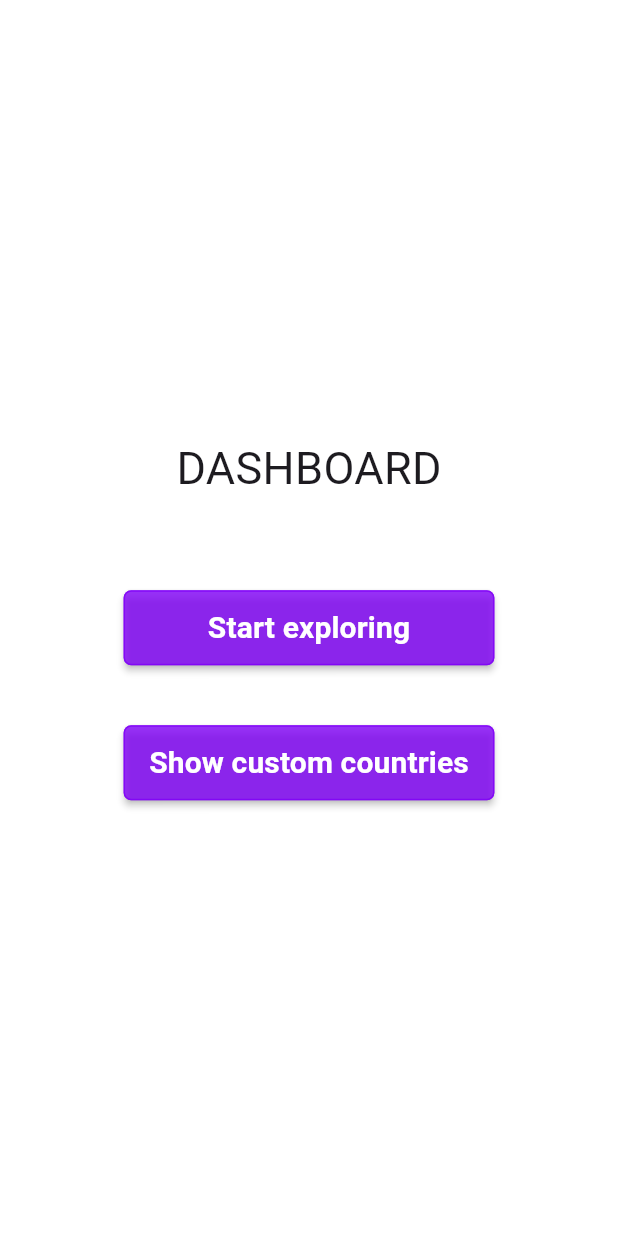
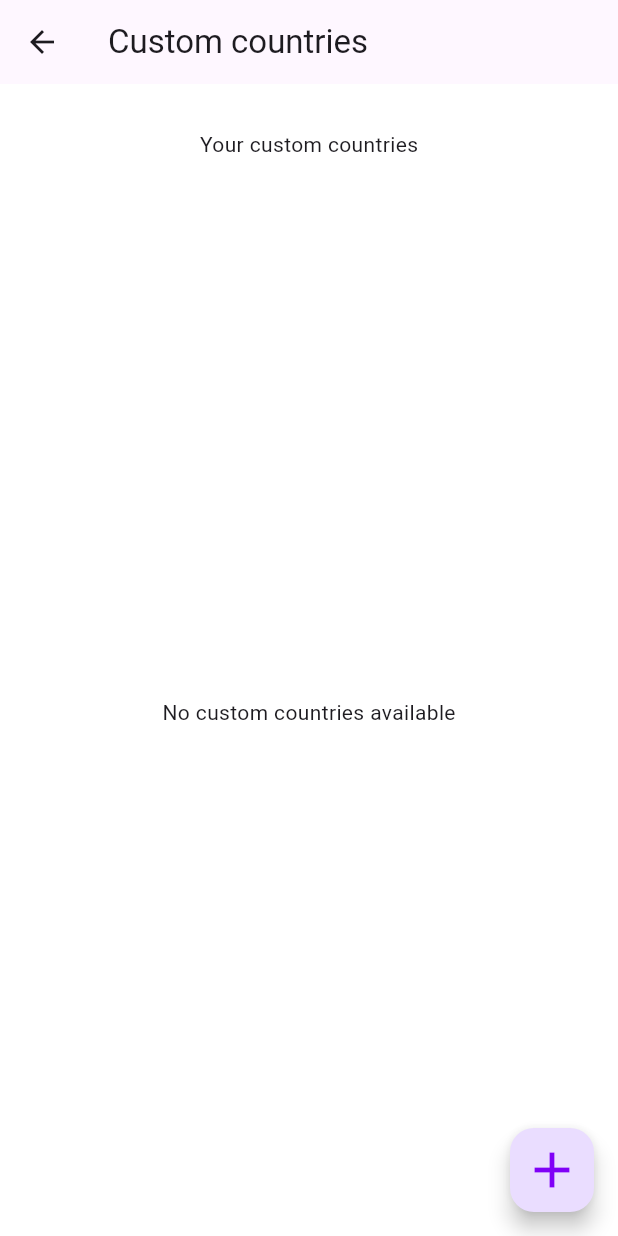
Before and after one commit to sazzad3802/country-app, a Flutter app: the LoginView screen opened by its route, after a tap on "LOGIN", after a tap on "Show custom countries", on a phone screen of 412 x 824 dp. Run offline on Flutter 3.47's test engine with Material 3 defaults, Android fonts, the phone set to English and light mode, and no system bars; drawn by our look-alikes of auto_size_text; our stand-ins replace connectivity_plus, dio, drift, flutter_svg, fluttertoast, get and 2 more; accounts and stored records are empty; generated files the repository leaves out were written again.

Commit message:
custom cuntries crud operation implemented in local db

```diff
--- a/lib/app/bindings/dao_bindings.dart
+++ b/lib/app/bindings/dao_bindings.dart
@@ -1,8 +1,9 @@
+import 'package:country_app/app/data/database/dao/country_dao.dart';
 import 'package:get/get.dart';
 
 class DaoBindings extends Bindings {
   @override
   void dependencies() {
-    ///dao
-   }
+    Get.lazyPut<CountryDao>(() => CountryDao(), fenix: true);
+  }
 }
--- a/lib/app/core/values/app_string.dart
+++ b/lib/app/core/values/app_string.dart
@@ -6,4 +6,5 @@ class AppString {
   static const String countryCode = "countryCode";
 
   static const String regionObj = "regionObject";
+  static const String customCountryObj = "customCountryObject";
 }
--- /dev/null
+++ b/lib/app/data/models/custom_country.dart
@@ -0,0 +1,65 @@
+import 'package:country_app/app/data/database/database_provider.dart';
+import 'package:drift/drift.dart' as drift;
+
+List<CustomCountry> countryItemsFromDtos(List<CountryDtoData> dtos) =>
+    List<CustomCountry>.from(
+        dtos.map((dto) => CustomCountry.fromCountryDto(dto)));
+
+class CustomCountry {
+  int? gid;
+  String? name;
+  String? latitude;
+  String? longitude;
+  String? population;
+
+  CustomCountry({
+    this.gid,
+    this.name,
+    this.latitude,
+    this.longitude,
+    this.population,
+  });
+
+  factory CustomCountry.fromJson(Map<String, dynamic> json) => CustomCountry(
+        gid: json["gid"],
+        name: json["name"],
+        latitude: json["latitude"],
+        longitude: json["longitude"],
+        population: json["population"],
+      );
+
+  Map<String, dynamic> toJson() => {
+        "gid": gid,
+        "name": name,
+        "latitude": latitude,
+        "longitude": longitude,
+        "population": population,
+      };
+
+  CountryDtoCompanion toCountryDto() => CountryDtoCompanion(
+        gid: drift.Value(gid ?? 0),
+        name: drift.Value(name ?? ''),
+        latitude: drift.Value(latitude ?? ''),
+        longitude: drift.Value(longitude ?? ''),
+        population: drift.Value(population ?? ''),
+      );
+
+  factory CustomCountry.fromCountryDto(CountryDtoData dto) => CustomCountry(
+        gid: dto.gid,
+        name: dto.name,
+        latitude: dto.latitude,
+        longitude: dto.longitude,
+        population: dto.population,
+      );
+
+  CustomCountry copyWith({
+    int? gId,
+  }) =>
+      CustomCountry(
+        gid: gId ?? gid,
+        name: name,
+        latitude: latitude,
+        longitude: longitude,
+        population: population,
+      );
+}
--- a/lib/app/data/repository/country_repo.dart
+++ b/lib/app/data/repository/country_repo.dart
@@ -3,9 +3,12 @@ import 'package:get/get.dart';
 import 'package:get/get_core/src/get_main.dart';
 
 import '../../core/base/general_response.dart';
+import '../database/dao/country_dao.dart';
+import '../models/custom_country.dart';
 
 class CountryRepo {
   final CountryService _countryService = Get.find();
+  final CountryDao _countryDao = Get.find();
 
   Future<GeneralResponse> getAllCountries(String currency, int offset) async {
     return _countryService.getAllCountries(currency, offset);
@@ -19,4 +22,34 @@ class CountryRepo {
       String countryCode, String regionCode, int offset) async {
     return _countryService.getAllCities(countryCode, regionCode, offset);
   }
+
+  Future<GeneralResponse> getCustomCountries() async {
+    var generalResponse = GeneralResponse.offline();
+    var dtos = await _countryDao.getAll();
+    var items = countryItemsFromDtos(dtos);
+    return generalResponse.copyWith(data: items);
+  }
+
+  Future<GeneralResponse> updateCountry(CustomCountry cc) async {
+    var generalResponse = GeneralResponse.offline();
+    var dto = cc.toCountryDto();
+    var id = await _countryDao.updateCountry(dto);
+    return generalResponse.copyWith(data: id);
+  }
+
+  Future<GeneralResponse> insertCountry(CustomCountry cc) async {
+    var generalResponse = GeneralResponse.offline();
+    var dto = cc.toCountryDto();
+    var generatedId = await _countryDao.insertCountry(dto);
+    var newData = cc.copyWith(gId: generatedId);
+    var newDto = newData.toCountryDto();
+    var id = await _countryDao.updateCountry(newDto);
+    return generalResponse.copyWith(data: id);
+  }
+
+  Future<GeneralResponse> deleteCountry(int gid) async {
+    var generalResponse = GeneralResponse.offline();
+    var id = await _countryDao.deleteCountry(gid);
+    return generalResponse.copyWith(data: id);
+  }
 }
--- /dev/null
+++ b/lib/app/enums/update_status.dart
@@ -0,0 +1 @@
+enum UpdateStatusEnum { Update, Add }
--- /dev/null
+++ b/lib/app/modules/custom_countries/bindings/custom_countries_binding.dart
@@ -0,0 +1,12 @@
+import 'package:get/get.dart';
+
+import '../controllers/custom_countries_controller.dart';
+
+class CustomCountriesBinding extends Bindings {
+  @override
+  void dependencies() {
+    Get.lazyPut<CustomCountriesController>(
+      () => CustomCountriesController(),
+    );
+  }
+}
--- /dev/null
+++ b/lib/app/modules/custom_countries/controllers/custom_countries_controller.dart
@@ -0,0 +1,62 @@
+import 'dart:convert';
+
+import 'package:country_app/app/data/models/custom_country.dart';
+import 'package:get/get.dart';
+
+import '../../../core/base/general_response.dart';
+import '../../../core/values/app_string.dart';
+import '../../../data/repository/country_repo.dart';
+import '../../../routes/app_pages.dart';
+
+class CustomCountriesController extends GetxController {
+  var rxLoading = false.obs;
+  var customCountries = <CustomCountry>[].obs;
+  final CountryRepo _countryRepo = Get.find();
+
+  @override
+  void onInit() {
+    super.onInit();
+    fetchCustomCountries();
+  }
+
+  void fetchCustomCountries({bool isLoadMore = false}) async {
+    rxLoading.value = true;
+    GeneralResponse generalResponse = await _countryRepo.getCustomCountries();
+    if (generalResponse.statusCode == 200) {
+      customCountries.value = generalResponse.data;
+    }
+    rxLoading.value = false;
+  }
+
+  void gotoAddEditCountry(bool updateCountry,
+      {CustomCountry? prevCountry}) async {
+    bool? result = false;
+    if (updateCountry) {
+      String mJson = jsonEncode(prevCountry?.toJson());
+      result = await Get.toNamed(Routes.ADD_EDIT_COUNTRIES_VIEW,
+          arguments: {AppString.customCountryObj: mJson});
+    } else {
+      result = await Get.toNamed(Routes.ADD_EDIT_COUNTRIES_VIEW);
+    }
+    if (result == true) {
+      fetchCustomCountries();
+    }
+  }
+git
+  void deleteItem(CustomCountry cc) async {
+    GeneralResponse generalResponse = await _countryRepo.deleteCountry(cc.gid!);
+    if (generalResponse.statusCode == 200) {
+      fetchCustomCountries();
+    }
+  }
+
+  @override
+  void onReady() {
+    super.onReady();
+  }
+
+  @override
+  void onClose() {
+    super.onClose();
+  }
+}
--- /dev/null
+++ b/lib/app/modules/custom_countries/views/custom_countries_view.dart
@@ -0,0 +1,112 @@
+import 'package:country_app/app/extensions/space_extension.dart';
+import 'package:country_app/app/modules/custom_countries/controllers/custom_countries_controller.dart';
+import 'package:country_app/app/modules/dashboard/controllers/dashboard_controller.dart';
+import 'package:flutter/material.dart';
+
+import 'package:get/get.dart';
+import '../../../core/base/base_view.dart';
+import '../../../core/values/app_colors.dart';
+import '../../../core/widgets/custom_button.dart';
+
+class CustomCountriesView extends BaseView<CustomCountriesController> {
+  @override
+  Widget build(BuildContext context) {
+    return Scaffold(
+      appBar: AppBar(
+        title: const Text('Custom countries'),
+      ),
+      body: _body(),
+      floatingActionButton: FloatingActionButton(
+        onPressed: () => controller.gotoAddEditCountry(false),
+        child: const Icon(
+          Icons.add,
+          size: 40,
+          color: AppColor.primary,
+        ),
+      ),
+    );
+  }
+
+  Widget _body() => Container(
+        height: hp(100),
+        width: wp(100),
+        alignment: Alignment.center,
+        child: Padding(
+          padding: const EdgeInsets.symmetric(horizontal: 30.0),
+          child: Column(
+            mainAxisAlignment: MainAxisAlignment.center,
+            children: [
+              30.height,
+              const Text('Your custom countries'),
+              30.height,
+              Obx(
+                () => Expanded(
+                    child: controller.rxLoading.value
+                        ? Container(
+                            height: 50,
+                            width: 50,
+                            alignment: Alignment.center,
+                            child: const CircularProgressIndicator(
+                              color: AppColor.primary,
+                              strokeWidth: 5,
+                            ),
+                          )
+                        : controller.customCountries.isEmpty
+                            ? const Center(
+                                child: Text('No custom countries available'))
+                            : ListView.builder(
+                                itemCount: controller.customCountries.length,
+                                itemBuilder: (context, index) {
+                                  final cc = controller.customCountries[index];
+                                  return InkWell(
+                                    onTap: () => controller.gotoAddEditCountry(
+                                      true,
+                                      prevCountry: cc,
+                                    ),
+                                    child: Container(
+                                      padding: const EdgeInsets.symmetric(
+                                        vertical: 16,
+                                        horizontal: 20,
+                                      ),
+                                      margin: const EdgeInsets.symmetric(
+                                          vertical: 10),
+                                      decoration: BoxDecoration(
+                                        border: Border.all(
+                                            color:
+                                                Colors.grey.withOpacity(0.4)),
+                                        borderRadius: BorderRadius.circular(8),
+                                      ),
+                                      alignment: Alignment.center,
+                                      child: Row(
+                                        mainAxisAlignment:
+                                            MainAxisAlignment.spaceBetween,
+                                        children: [
+                                          Text(
+                                            cc.name!,
+                                            style: const TextStyle(
+                                              fontSize: 18,
+                                              fontWeight: FontWeight.w500,
+                                            ),
+                                          ),
+                                          InkWell(
+                                            onTap: () =>
+                                                controller.deleteItem(cc),
+                                            child: const Icon(
+                                              Icons.delete_forever,
+                                              size: 30,
+                                              color: Colors.deepOrangeAccent,
+                                            ),
+                                          ),
+                                        ],
+                                      ),
+                                    ),
+                                  );
+                                },
+                              )),
+              ),
+              10.height,
+            ],
+          ),
+        ),
+      );
+}
--- a/lib/app/modules/dashboard/controllers/dashboard_controller.dart
+++ b/lib/app/modules/dashboard/controllers/dashboard_controller.dart
@@ -23,6 +23,6 @@ class DashboardController extends GetxController {
   }
 
   void showCustomCountries() async {
-    // Get.offAndToNamed(Routes.REGISTRATION);
+    Get.toNamed(Routes.CUSTOM_COUNTRIES_VIEW);
   }
 }
--- a/lib/app/routes/app_routes.dart
+++ b/lib/app/routes/app_routes.dart
@@ -1,5 +1,4 @@
 part of 'app_pages.dart';
-// DO NOT EDIT. This is code generated via package:get_cli/get_cli.dart
 
 abstract class Routes {
   Routes._();
@@ -9,6 +8,8 @@ abstract class Routes {
   static const COUNTRY_VIEW = _Paths.COUNTRY_VIEW;
   static const REGION_VIEW = _Paths.REGION_VIEW;
   static const CITY_VIEW = _Paths.CITY_VIEW;
+  static const CUSTOM_COUNTRIES_VIEW = _Paths.CUSTOM_COUNTRIES_VIEW;
+  static const ADD_EDIT_COUNTRIES_VIEW = _Paths.ADD_EDIT_COUNTRIES_VIEW;
 }
 
 abstract class _Paths {
@@ -19,4 +20,6 @@ abstract class _Paths {
   static const COUNTRY_VIEW = '/country_view';
   static const REGION_VIEW = '/region_view';
   static const CITY_VIEW = '/city_view';
+  static const CUSTOM_COUNTRIES_VIEW = '/custom_countries_view';
+  static const ADD_EDIT_COUNTRIES_VIEW = '/add_edit_countries_view';
 }
```
Also changed, not shown: lib/app/data/database/dao/country_dao.dart (added, +49 -0 lines), lib/app/data/database/database_provider.dart (added, +31 -0 lines), lib/app/data/database/dto/country_dto.dart (added, +12 -0 lines), lib/app/modules/add_edit_countries/bindings/add_edit_countries_binding.dart (added, +12 -0 lines), lib/app/modules/add_edit_countries/controllers/add_edit_countries_controller.dart (added, +97 -0 lines), lib/app/modules/add_edit_countries/views/add_edit_countries_view.dart (added, +114 -0 lines), lib/app/routes/app_pages.dart (+15 -1 lines), lib/app/data/database/database_provider.g.dart (added).
